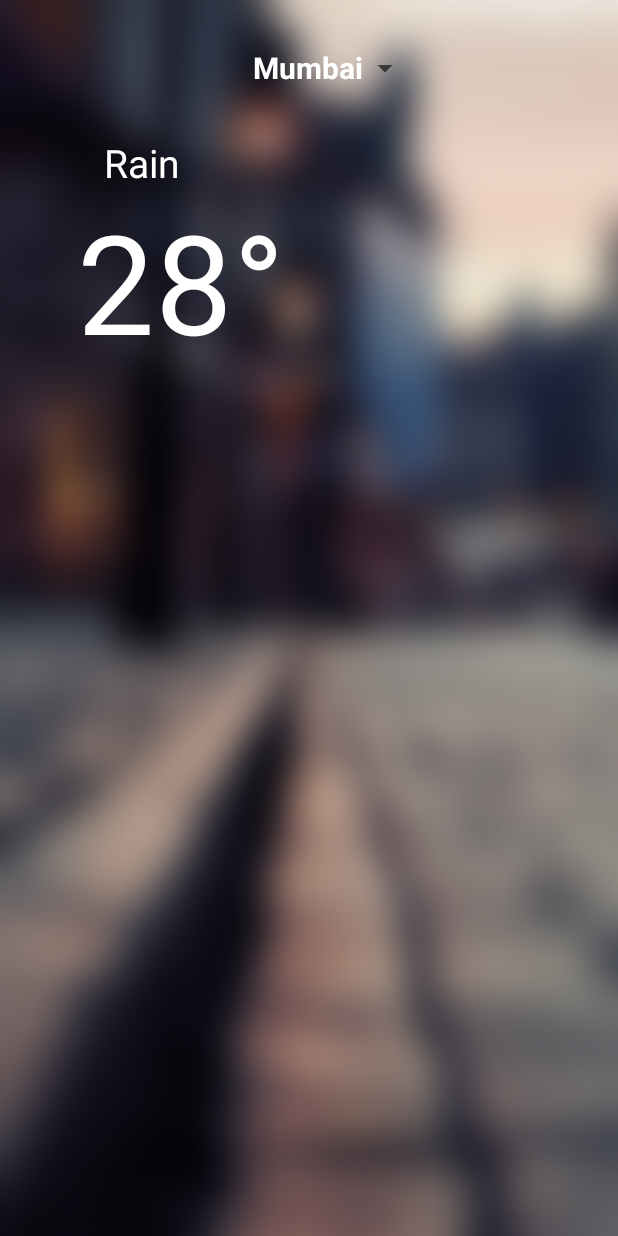
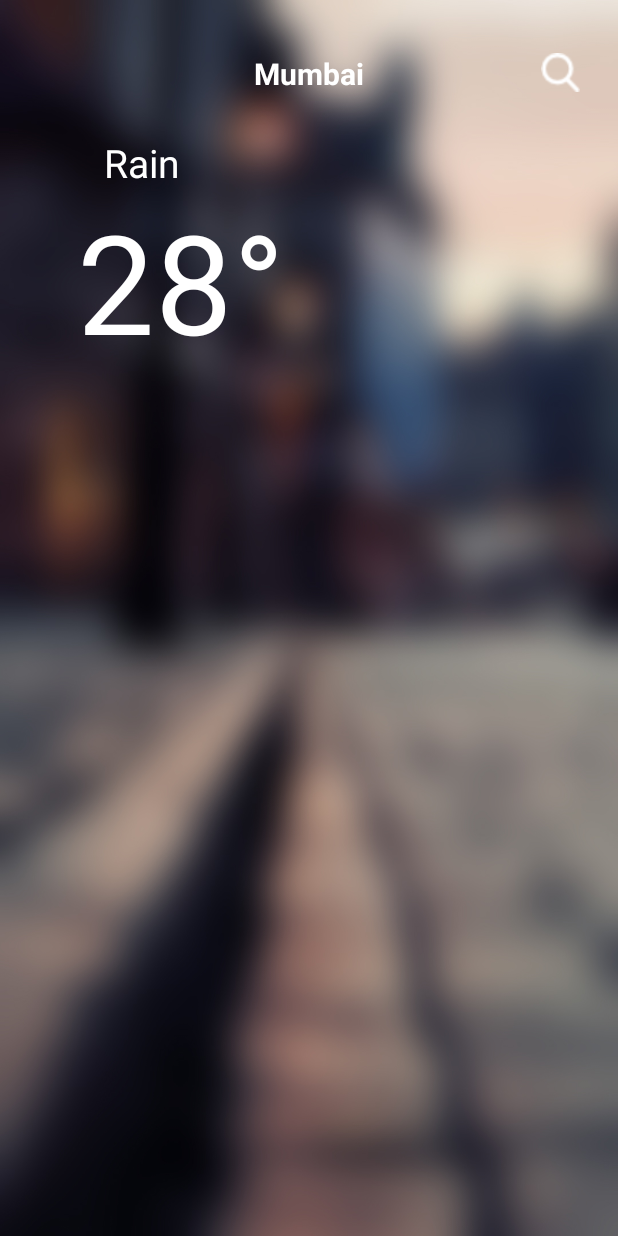
Before and after one commit to YashJaveri/WeatherForecast, an Android app: the screen it shows after launch (MainActivity), on a phone screen of 412 x 824 dp. Run offline under Robolectric (Android 15) with nearby library versions, the phone set to English and light mode, and no system bars; libraries missing offline, so code that uses them is left out: com.elmargomez.typer.

Commit message:
SearchOption-beta

```diff
--- a/app/src/main/java/com/imbuegen/weatherapp/MainActivity.java
+++ b/app/src/main/java/com/imbuegen/weatherapp/MainActivity.java
@@ -1,16 +1,23 @@
 package com.imbuegen.weatherapp;
 
 import android.app.ProgressDialog;
+import android.content.Context;
 import android.graphics.Typeface;
 import android.os.AsyncTask;
 import android.os.Build;
 import android.support.v4.content.ContextCompat;
 import android.support.v7.app.AppCompatActivity;
 import android.os.Bundle;
+import android.util.Log;
+import android.view.KeyEvent;
 import android.view.View;
 import android.view.Window;
+import android.view.inputmethod.EditorInfo;
+import android.view.inputmethod.InputMethodManager;
 import android.widget.AdapterView;
 import android.widget.ArrayAdapter;
+import android.widget.Button;
+import android.widget.EditText;
 import android.widget.ExpandableListView;
 import android.widget.ImageView;
 import android.widget.Spinner;
@@ -23,6 +30,7 @@ import com.elmargomez.typer.Typer;
 import org.json.JSONArray;
 import org.json.JSONException;
 import org.json.JSONObject;
+import org.w3c.dom.Text;
 
 import java.io.BufferedReader;
 import java.io.IOException;
@@ -36,13 +44,18 @@ import java.util.Calendar;
 import java.util.HashMap;
 import java.util.List;
 
-public class MainActivity extends AppCompatActivity implements AdapterView.OnItemSelectedListener {
+public class MainActivity extends AppCompatActivity {
 
     final private String BASE_URL = "http://api.openweathermap.org/data/2.5/forecast?q=";
     final private String APP_ID = "df78dcfa9580e72b15fdf62d406d34ec";
     final private List<String> mDAYS_OF_WEEK = Arrays.asList("Sunday", "Monday", "Tuesday", "Wednesday", "Thursday", "Friday", "Saturday");
 
+    private Button searchButton;
+    private EditText editCityName;
+    private TextView cityNameView;
+
     private String cityName = "Mumbai";
+    private String weatherURL = BASE_URL + cityName + "&mode=json&appid=" + APP_ID;
     private String mainWeatherText = "Sunny";
     private HttpURLConnection connection = null;
     private BufferedReader reader = null;
@@ -59,7 +72,55 @@ public class MainActivity extends AppCompatActivity implements AdapterView.OnIte
         if (Build.VERSION.SDK_INT >= Build.VERSION_CODES.LOLLIPOP)
             this.getWindow().setStatusBarColor(ContextCompat.getColor(this, R.color.black));
         setContentView(R.layout.activity_main);
-        spinnerInit();
+
+        init();
+        //spinnerInit();
+
+        searchButton = findViewById(R.id.btn_searchBtn);
+        editCityName = findViewById(R.id.edit_txt_cityName);
+        cityNameView = findViewById(R.id.txt_cityName);
+        editCityName.setVisibility(View.INVISIBLE);
+
+        editCityName.setOnEditorActionListener(new TextView.OnEditorActionListener() {
+            @Override
+            public boolean onEditorAction(TextView v, int actionId, KeyEvent event) {
+                if (actionId == EditorInfo.IME_ACTION_SEARCH || event.getKeyCode() == KeyEvent.KEYCODE_ENTER) {
+                    search();
+                    Log.d("WeatherApp","setOnDitorCalled");
+                    return true;
+                }
+                return false;
+            }
+        });
+        new MyJSONTask().execute(weatherURL);
+
+        editCityName.setVisibility(View.INVISIBLE);
+        searchButton.setVisibility(View.VISIBLE);
+        cityNameView.setVisibility(View.VISIBLE);
+    }
+
+    public void search() {
+        cityName = editCityName.getText().toString();
+
+        InputMethodManager imm = (InputMethodManager) this.getSystemService(INPUT_METHOD_SERVICE);
+        View view = this.getCurrentFocus();
+        if (view == null) {
+            view = new View(this);
+        }
+        assert imm != null;
+        imm.hideSoftInputFromWindow(view.getWindowToken(), 0);
+
+        weatherURL =  BASE_URL + cityName + "&mode=json&appid=" + APP_ID;
+        new MyJSONTask().execute(weatherURL);
+
+    }
+
+    public void searchOnClick(View view) {
+        editCityName.setVisibility(View.VISIBLE);
+        editCityName.setClickable(true);
+        editCityName.setText(cityName);
+        searchButton.setVisibility(View.INVISIBLE);
+        cityNameView.setVisibility(View.INVISIBLE);
     }
 
     @Override
@@ -67,7 +128,7 @@ public class MainActivity extends AppCompatActivity implements AdapterView.OnIte
         super.onResume();
     }
 
-    void spinnerInit() {
+/*  private void spinnerInit() {
         Spinner spinner = findViewById(R.id.spinner_cityChange);
         ArrayAdapter<CharSequence> spinnerAdapter = ArrayAdapter.createFromResource(this, R.array.CITIES, R.layout.mspinner_item);
         spinnerAdapter.setDropDownViewResource(R.layout.mspinner_item_dropdown);
@@ -86,7 +147,7 @@ public class MainActivity extends AppCompatActivity implements AdapterView.OnIte
     @Override
     public void onNothingSelected(AdapterView<?> parent) {
         Toast.makeText(getApplicationContext(), "Restart application", Toast.LENGTH_LONG).show();
-    }
+    }*/
 
     //Initialisation:
     void init() {
@@ -101,7 +162,7 @@ public class MainActivity extends AppCompatActivity implements AdapterView.OnIte
 
         @Override
         protected void onPreExecute() {
-            pd=ProgressDialog.show(MainActivity.this,"Fetching Data","Please wait!",false);
+            pd = ProgressDialog.show(MainActivity.this, "Fetching Data", "Please wait!", false);
         }
 
         @Override
@@ -130,7 +191,7 @@ public class MainActivity extends AppCompatActivity implements AdapterView.OnIte
                     JSONObject object = mJSONArray.getJSONObject(i);
                     WeatherDataModel dataModel = new WeatherDataModel();
                     //get weather text for main layout:
-                    if(i==1)
+                    if (i == 1)
                         mainWeatherText = object.getJSONArray("weather").getJSONObject(0).getString("main");
 
                     dataModel.set_temperature(object.getJSONObject("main").getDouble("temp"));   //set avg temperature
@@ -184,22 +245,24 @@ public class MainActivity extends AppCompatActivity implements AdapterView.OnIte
                 days_ExpListView = findViewById(R.id.expListView_Days);
                 //To collapse all others except selected:-
                 days_ExpListView.setOnGroupExpandListener(new ExpandableListView.OnGroupExpandListener() {
-                    int previousItem = -1;
-
+                    int previousItem = 1;
                     @Override
                     public void onGroupExpand(int groupPosition) {
-                        if (groupPosition != previousItem)
+                        if (groupPosition != previousItem) {
                             days_ExpListView.collapseGroup(previousItem);
-                        previousItem = groupPosition;
+                            previousItem = groupPosition;
+                        }
                     }
                 });
 
                 MyExpandableAdapter days_ExpListViewAdapter = new MyExpandableAdapter(MainActivity.this, days_ExpList, hashMapWeatherData);
                 days_ExpListView.setAdapter(days_ExpListViewAdapter);
-                //default expand group 1;
+                //default expand group 1:
                 days_ExpListView.expandGroup(1);
                 //Change main part:
                 changeMain();
+
+                editCityName.setText(cityName);
 
 //                Log.d("WeatherApp", String.valueOf(hashMapWeatherData.size()));
 //                for (Map.Entry<String, ArrayList<WeatherDataModel>> entry : hashMapWeatherData.entrySet()) {
@@ -210,7 +273,7 @@ public class MainActivity extends AppCompatActivity implements AdapterView.OnIte
             }
         }
 
-        void changeMain(){
+        private void changeMain() {
             TextView mainTempView = findViewById(R.id.txt_avgTemperature);
             ImageView mainIcon = findViewById(R.id.img_weatherImage);
             TextView mainWeatherTextView = findViewById(R.id.txt_weatherText);
--- a/app/src/main/res/layout-v21/activity_main.xml
+++ b/app/src/main/res/layout-v21/activity_main.xml
@@ -3,29 +3,63 @@
 <FrameLayout xmlns:android="http://schemas.android.com/apk/res/android"
     xmlns:app="http://schemas.android.com/apk/res-auto"
     xmlns:tools="http://schemas.android.com/tools"
-    android:orientation="vertical"
     android:layout_width="match_parent"
     android:layout_height="wrap_content"
     android:background="@drawable/wallpaper_you"
+    android:orientation="vertical"
     tools:context=".MainActivity">
 
     <RelativeLayout
         android:layout_width="match_parent"
         android:layout_height="wrap_content">
 
-        <Spinner
-            android:id="@+id/spinner_cityChange"
+        <!--<Spinner
+             android:id="@+id/spinner_cityChange"
+             android:layout_width="wrap_content"
+             android:layout_height="wrap_content"
+             android:layout_above="@+id/txt_weatherText"
+             android:popupBackground="@color/translucent_Black"
+             android:layout_alignParentTop="true"
+             android:layout_centerHorizontal="true" />-->
+
+        <TextView
+            android:id="@+id/txt_cityName"
             android:layout_width="wrap_content"
             android:layout_height="wrap_content"
-            android:layout_above="@+id/txt_weatherText"
-            android:popupBackground="@color/translucent_Black"
-            android:overlapAnchor="false"
+            android:layout_alignParentTop="true"
+            android:layout_centerHorizontal="true"
+            android:layout_marginTop="35dp"
+            android:gravity="center"
+            android:text="Mumbai"
+            android:textColor="@color/white"
+            android:textSize="20sp"
+            android:textStyle="bold" />
+
+        <EditText
+            android:id="@+id/edit_txt_cityName"
+            android:lines="1"
+            android:layout_width="wrap_content"
+            android:layout_height="wrap_content"
+            android:layout_centerHorizontal="true"
             android:layout_marginTop="26dp"
-            android:layout_marginBottom="26dp"
-            android:padding="2dp"
             android:gravity="center"
-            android:layout_alignParentTop="true"
-            android:layout_centerHorizontal="true" />
+            android:imeOptions="actionSearch"
+            android:text="Mumbai"
+            android:textColor="@color/white"
+            android:textSize="20sp"
+            android:textStyle="bold"
+            android:windowSoftInputMode="stateHidden" />
+
+        <Button
+            android:id="@+id/btn_searchBtn"
+            android:layout_width="26dp"
+            android:layout_height="26dp"
+            android:layout_alignParentEnd="true"
+            android:layout_alignTop="@+id/txt_cityName"
+            android:layout_marginEnd="25dp"
+            android:background="@drawable/search"
+            android:backgroundTint="@color/white"
+            android:onClick="searchOnClick" />
 
         <ImageView
             android:id="@+id/img_weatherImage"
@@ -34,7 +68,7 @@
             android:layout_alignParentStart="true"
             android:layout_alignParentTop="true"
             android:layout_marginStart="25dp"
-            android:layout_marginTop="92dp"/>
+            android:layout_marginTop="92dp" />
 
         <TextView
             android:id="@+id/txt_weatherText"
@@ -44,9 +78,9 @@
             android:layout_toEndOf="@+id/img_weatherImage"
             android:paddingEnd="10dp"
             android:paddingStart="10dp"
+            android:text="Rain"
             android:textColor="@color/white"
             android:textSize="26sp"
-            android:text="Rain"
             tools:ignore="RtlCompat,UnknownId" />
 
         <TextView
@@ -68,19 +102,18 @@
     <LinearLayout
         android:layout_width="match_parent"
         android:layout_height="wrap_content"
-        android:orientation="vertical"
+        android:layout_gravity="bottom"
         android:layout_marginTop="120dp"
-        android:layout_gravity="bottom"
-        android:background="@color/translucent_Black">
+        android:background="@color/translucent_Black"
+        android:orientation="vertical">
 
         <ExpandableListView
             android:id="@+id/expListView_Days"
             android:layout_width="wrap_content"
             android:layout_height="wrap_content"
             android:divider="@color/translucent_veryLightGrey"
-            android:groupIndicator="@null"
-            android:dividerHeight="0.2dp">
-        </ExpandableListView>
+            android:dividerHeight="0.2dp"
+            android:groupIndicator="@null"></ExpandableListView>
     </LinearLayout>
 
 </FrameLayout>
--- a/app/src/main/res/layout/activity_main.xml
+++ b/app/src/main/res/layout/activity_main.xml
@@ -3,24 +3,62 @@
 <FrameLayout xmlns:android="http://schemas.android.com/apk/res/android"
     xmlns:app="http://schemas.android.com/apk/res-auto"
     xmlns:tools="http://schemas.android.com/tools"
-    android:orientation="vertical"
     android:layout_width="match_parent"
     android:layout_height="wrap_content"
     android:background="@drawable/wallpaper_you"
+    android:orientation="vertical"
     tools:context=".MainActivity">
 
     <RelativeLayout
         android:layout_width="match_parent"
         android:layout_height="wrap_content">
 
-        <Spinner
+        <!--<Spinner
             android:id="@+id/spinner_cityChange"
             android:layout_width="wrap_content"
             android:layout_height="wrap_content"
             android:layout_above="@+id/txt_weatherText"
             android:popupBackground="@color/translucent_Black"
             android:layout_alignParentTop="true"
-            android:layout_centerHorizontal="true" />
+            android:layout_centerHorizontal="true" />-->
+
+        <TextView
+            android:id="@+id/txt_cityName"
+            android:layout_width="wrap_content"
+            android:layout_height="wrap_content"
+            android:layout_alignParentTop="true"
+            android:layout_centerHorizontal="true"
+            android:layout_marginTop="35dp"
+            android:gravity="center"
+            android:text="Mumbai"
+            android:textColor="@color/white"
+            android:textSize="20sp"
+            android:textStyle="bold" />
+
+        <EditText
+            android:id="@+id/edit_txt_cityName"
+            android:layout_width="wrap_content"
+            android:layout_height="wrap_content"
+            android:layout_centerHorizontal="true"
+            android:layout_marginTop="26dp"
+            android:gravity="center"
+            android:imeOptions="actionSearch"
+            android:text="Mumbai"
+            android:textColor="@color/white"
+            android:textSize="20sp"
+            android:textStyle="bold"
+            android:windowSoftInputMode="stateHidden" />
+
+        <Button
+            android:id="@+id/btn_searchBtn"
+            android:layout_width="26dp"
+            android:layout_height="26dp"
+            android:layout_alignParentEnd="true"
+            android:layout_alignTop="@+id/txt_cityName"
+            android:layout_marginEnd="25dp"
+            android:background="@drawable/search"
+            android:backgroundTint="@color/white"
+            android:onClick="searchOnClick" />
 
         <ImageView
             android:id="@+id/img_weatherImage"
@@ -29,7 +67,7 @@
             android:layout_alignParentStart="true"
             android:layout_alignParentTop="true"
             android:layout_marginStart="25dp"
-            android:layout_marginTop="92dp"/>
+            android:layout_marginTop="92dp" />
 
         <TextView
             android:id="@+id/txt_weatherText"
@@ -39,9 +77,9 @@
             android:layout_toEndOf="@+id/img_weatherImage"
             android:paddingEnd="10dp"
             android:paddingStart="10dp"
+            android:text="Rain"
             android:textColor="@color/white"
             android:textSize="26sp"
-            android:text="Rain"
             tools:ignore="RtlCompat,UnknownId" />
 
         <TextView
@@ -63,19 +101,18 @@
     <LinearLayout
         android:layout_width="match_parent"
         android:layout_height="wrap_content"
-        android:orientation="vertical"
+        android:layout_gravity="bottom"
         android:layout_marginTop="120dp"
-        android:layout_gravity="bottom"
-        android:background="@color/translucent_Black">
+        android:background="@color/translucent_Black"
+        android:orientation="vertical">
 
         <ExpandableListView
             android:id="@+id/expListView_Days"
             android:layout_width="wrap_content"
             android:layout_height="wrap_content"
             android:divider="@color/translucent_veryLightGrey"
-            android:groupIndicator="@null"
-            android:dividerHeight="0.2dp">
-        </ExpandableListView>
+            android:dividerHeight="0.2dp"
+            android:groupIndicator="@null"></ExpandableListView>
     </LinearLayout>
 
 </FrameLayout>
--- a/app/src/main/res/values-v19/styles.xml
+++ b/app/src/main/res/values-v19/styles.xml
@@ -7,6 +7,6 @@
         <item name="android:windowTranslucentNavigation">true</item>
         <item name="colorPrimary">@color/colorPrimary</item>
         <item name="colorPrimaryDark">@color/colorPrimaryDark</item>
-        <item name="colorAccent">@color/colorAccent</item>
+        <item name="colorAccent">@color/black</item>
     </style>
 </resources>
--- a/app/src/main/res/values/strings.xml
+++ b/app/src/main/res/values/strings.xml
@@ -1,7 +1,7 @@
 <resources>
     <string name="app_name">Weather Forecast</string>
     <string-array name="CITIES">
-        <item>Mumbai</item>
+        <item>mumbai</item>
         <item>New York</item>
         <item>London</item>
         <item>Rome</item>
```
